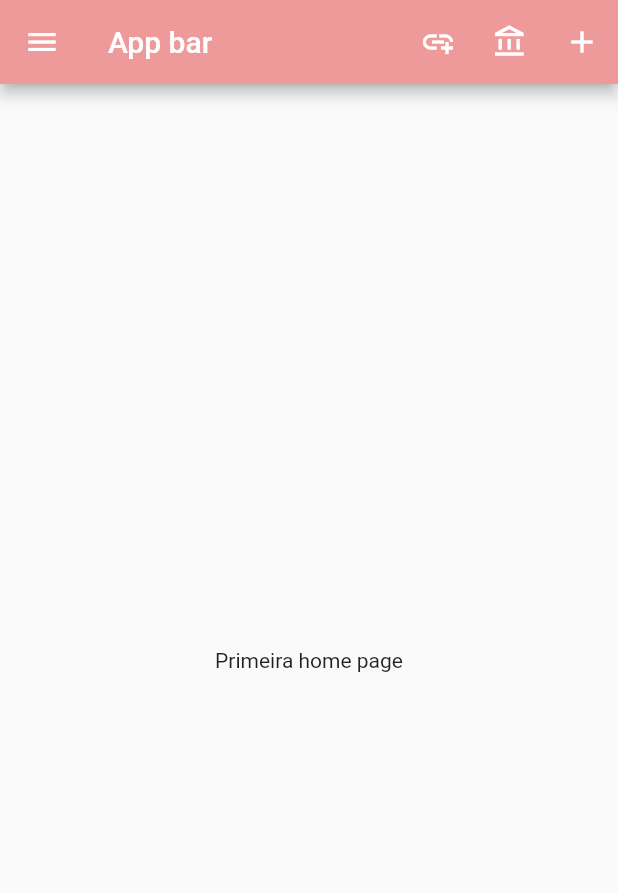
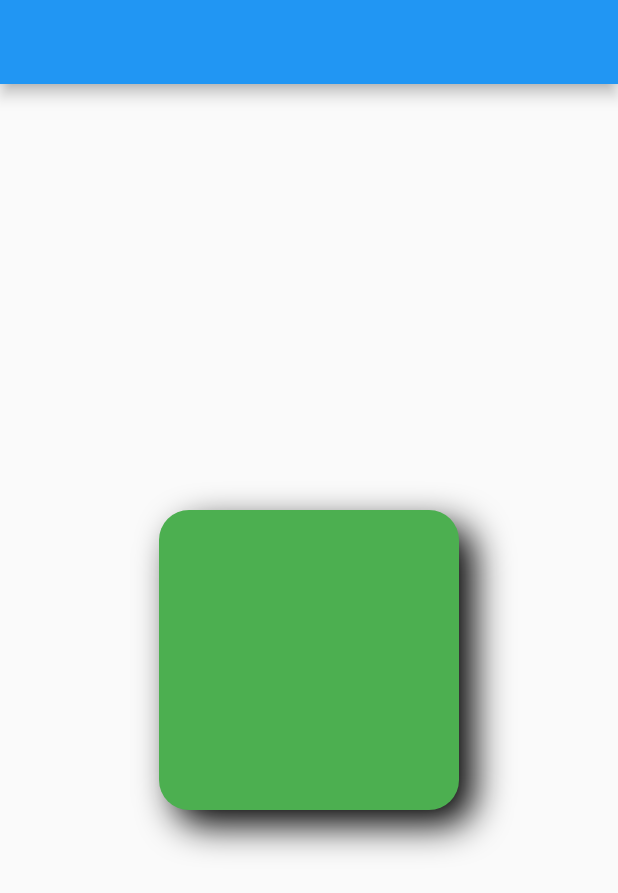
Before and after one commit to EderCosta21/Curso-Academia-flutter, a Flutter app: the screen it shows after launch, on a phone screen of 412 x 824 dp. Shown: the top 893 px of the screen. Run offline on Flutter 3.47's test engine with Material 2 defaults, Android fonts, the phone set to English and light mode, and no system bars.

Commit message:
Container

```diff
--- /dev/null
+++ b/Projetos/flutter_maonamassa/lib/home/widgets/container.dart
@@ -0,0 +1,30 @@
+import 'package:flutter/material.dart';
+
+class HomePageContainer extends StatelessWidget {
+  const HomePageContainer({Key? key}) : super(key: key);
+
+  @override
+  Widget build(BuildContext context) {
+    return Scaffold(
+      appBar: AppBar(),
+      body: Center(
+          child: Container(
+        width: 200,
+        height: 200,
+        margin: const EdgeInsets.all(10), // definir na onde utilizar
+        padding: const EdgeInsets.all(10),
+        decoration: BoxDecoration(
+            color: Colors.green,
+            //borderRadius: BorderRadius.all(Radius.circular(10)),
+            borderRadius: BorderRadius.circular(20),
+            boxShadow: const [
+              BoxShadow(
+                color: Colors.black,
+                blurRadius: 20,
+                offset: Offset(10, 10),
+              )
+            ]),
+      )),
+    );
+  }
+}
--- a/Projetos/flutter_maonamassa/lib/main.dart
+++ b/Projetos/flutter_maonamassa/lib/main.dart
@@ -1,5 +1,7 @@
 import 'package:flutter/material.dart';
 import 'package:flutter_maonamassa/home/home_page.dart';
+
+import 'home/widgets/container.dart';
 
 void main() {
   runApp(MyApp());
@@ -15,7 +17,7 @@ class MyApp extends StatelessWidget {
       theme: ThemeData(
         primarySwatch: Colors.blue,
       ),
-      home: Homepage(),
+      home: const HomePageContainer(),
     );
   }
 }
```
